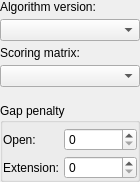
This is src/plugins/smith_waterman/src/ui/PairwiseAlignmentSmithWatermanOptionsPanelMainWidget.ui in violethaze74/ugene as Qt 5 draws it before an edit. The edited form follows.
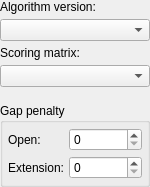
This is the edited form.

Commit message: UGENE-3670: Incorrect layout in MSA PA OP tab; also icludex a gcc warning fix

The edit to the form file:
```diff
--- a/src/plugins/smith_waterman/src/ui/PairwiseAlignmentSmithWatermanOptionsPanelMainWidget.ui
+++ b/src/plugins/smith_waterman/src/ui/PairwiseAlignmentSmithWatermanOptionsPanelMainWidget.ui
@@ -6,8 +6,8 @@
    <rect>
     <x>0</x>
     <y>0</y>
-    <width>140</width>
-    <height>182</height>
+    <width>150</width>
+    <height>187</height>
    </rect>
   </property>
   <property name="windowTitle">
@@ -68,18 +68,9 @@
       <property name="verticalSpacing">
        <number>5</number>
       </property>
-      <property name="leftMargin">
-       <number>0</number>
-      </property>
-      <property name="topMargin">
+      <property name="margin">
        <number>5</number>
       </property>
-      <property name="rightMargin">
-       <number>0</number>
-      </property>
-      <property name="bottomMargin">
-       <number>0</number>
-      </property>
       <item row="0" column="0">
        <widget class="QLabel" name="gapOpenLabel">
         <property name="text">
```
The commit also changes 1 other file.
